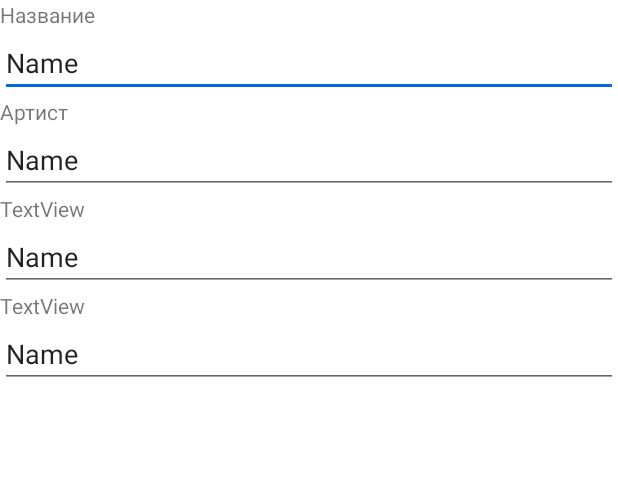
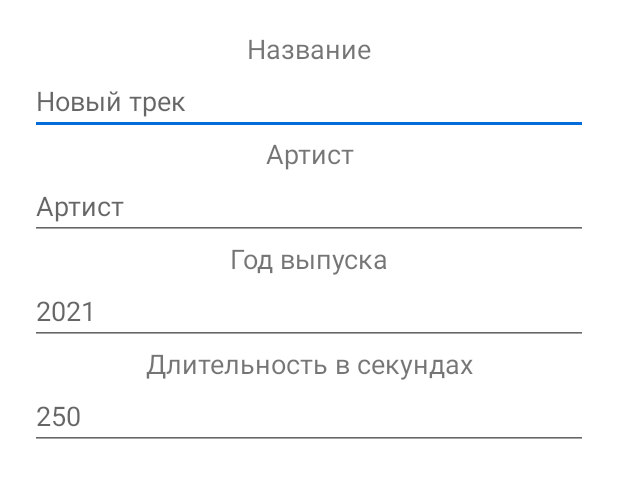
Before and after one commit to ZigorewsLike/my_tunes_homework, an Android app: the layout alert_new_track.xml on its own in the app's theme, with its tools: preview values and no code run, on a phone screen of 412 x 824 dp. Shown: the top 478 px of the screen. Run offline under Robolectric (Android 15) with nearby library versions, the phone set to English and light mode, and no system bars.

Commit message:
New playlist

```diff
--- a/app/src/main/java/com/intercoder/mytunes/PlayListCursorAdapter.java
+++ b/app/src/main/java/com/intercoder/mytunes/PlayListCursorAdapter.java
@@ -32,9 +32,8 @@ public class PlayListCursorAdapter extends CursorAdapter {
                 R.drawable.playlist4, R.drawable.playlist5, R.drawable.playlist6};
         String title = cursor.getString(cursor.getColumnIndexOrThrow("name"));
         int index = cursor.getInt(cursor.getColumnIndexOrThrow("image_id"));
+        long id_plst = cursor.getLong(cursor.getColumnIndex("_id"));
         tvBody.setText(title);
-        Log.i("Height_cell", String.valueOf(tvBody.getHeight()));
-        Log.i("Height_cell_line", String.valueOf(tvBody.getLineHeight()));
         icon.setImageResource(icons[index]);
 
         view.setOnClickListener(new View.OnClickListener() {
@@ -44,6 +43,7 @@ public class PlayListCursorAdapter extends CursorAdapter {
                 intent.putExtra("mode", "watch");
                 intent.putExtra("image_ind", index);
                 intent.putExtra("pl_name", title);
+                intent.putExtra("id_playlist", id_plst);
                 context.startActivity(intent);
             }
         });
--- a/app/src/main/res/layout/activity_playlist.xml
+++ b/app/src/main/res/layout/activity_playlist.xml
@@ -86,11 +86,13 @@
         android:layout_marginBottom="5dp"
         android:orientation="horizontal">
         <Button
+            android:id="@+id/saveOrAdd"
             android:layout_width="0dp"
             android:layout_height="wrap_content"
             android:layout_marginEnd="5dp"
             android:layout_weight="1"
-            android:text="Добавить новый трек"/>
+            android:text="Добавить новый трек"
+            android:onClick="onClickAddTrack"/>
         <Button
             android:layout_width="0dp"
             android:layout_marginStart="5dp"
@@ -101,6 +103,7 @@
 
     <ListView
         android:id="@+id/listTracks"
+        android:layout_marginTop="5dp"
         android:layout_width="match_parent"
         android:layout_height="match_parent" />
 
--- a/app/src/main/res/layout/alert_new_track.xml
+++ b/app/src/main/res/layout/alert_new_track.xml
@@ -1,61 +1,71 @@
 <?xml version="1.0" encoding="utf-8"?>
 <LinearLayout xmlns:android="http://schemas.android.com/apk/res/android"
-    android:orientation="vertical" android:layout_width="match_parent"
-    android:layout_height="match_parent">
+    android:orientation="vertical"
+    android:layout_width="match_parent"
+    android:padding="20dp"
+    android:layout_height="wrap_content">
 
     <TextView
         android:id="@+id/textView"
         android:layout_width="match_parent"
         android:layout_height="wrap_content"
+        android:textAlignment="center"
+        android:textSize="18sp"
         android:text="Название" />
 
     <EditText
-        android:id="@+id/editTextTextPersonName"
+        android:id="@+id/editTextTitle"
         android:layout_width="match_parent"
         android:layout_height="wrap_content"
         android:ems="10"
-        android:inputType="textPersonName"
-        android:text="Name" />
+        android:hint="Новый трек"
+        android:inputType="textPersonName"/>
 
     <TextView
         android:id="@+id/textView2"
         android:layout_width="match_parent"
         android:layout_height="wrap_content"
+        android:textAlignment="center"
+        android:textSize="18sp"
         android:text="Артист" />
 
     <EditText
-        android:id="@+id/editTextTextPersonName2"
+        android:id="@+id/editTextArtist"
         android:layout_width="match_parent"
         android:layout_height="wrap_content"
         android:ems="10"
-        android:inputType="textPersonName"
-        android:text="Name" />
+        android:hint="Артист"
+        android:inputType="textPersonName"/>
 
     <TextView
         android:id="@+id/textView3"
         android:layout_width="match_parent"
         android:layout_height="wrap_content"
-        android:text="TextView" />
+        android:textAlignment="center"
+        android:textSize="18sp"
+        android:text="Год выпуска" />
 
     <EditText
-        android:id="@+id/editTextTextPersonName3"
+        android:id="@+id/editTextYear"
         android:layout_width="match_parent"
         android:layout_height="wrap_content"
         android:ems="10"
-        android:inputType="textPersonName"
-        android:text="Name" />
+        android:hint="2021"
+        android:inputType="date"/>
 
     <TextView
         android:id="@+id/textView4"
         android:layout_width="match_parent"
         android:layout_height="wrap_content"
-        android:text="TextView" />
+        android:textAlignment="center"
+        android:textSize="18sp"
+        android:text="Длительность в секундах" />
 
     <EditText
-        android:id="@+id/editTextTextPersonName4"
+        android:id="@+id/editTextDuration"
         android:layout_width="match_parent"
         android:layout_height="wrap_content"
         android:ems="10"
-        android:inputType="textPersonName"
-        android:text="Name" />
+        android:hint="250"
+        android:inputType="number"/>
 </LinearLayout>
```
Also changed, not shown: app/src/main/java/com/intercoder/mytunes/MainActivity.java (+9 -1 lines), app/src/main/java/com/intercoder/mytunes/PlaylistActivity.java (+94 -3 lines), app/src/main/res/layout/music_track_item.xml (added, +37 -0 lines), app/src/main/res/raw/my_tunes.db.
